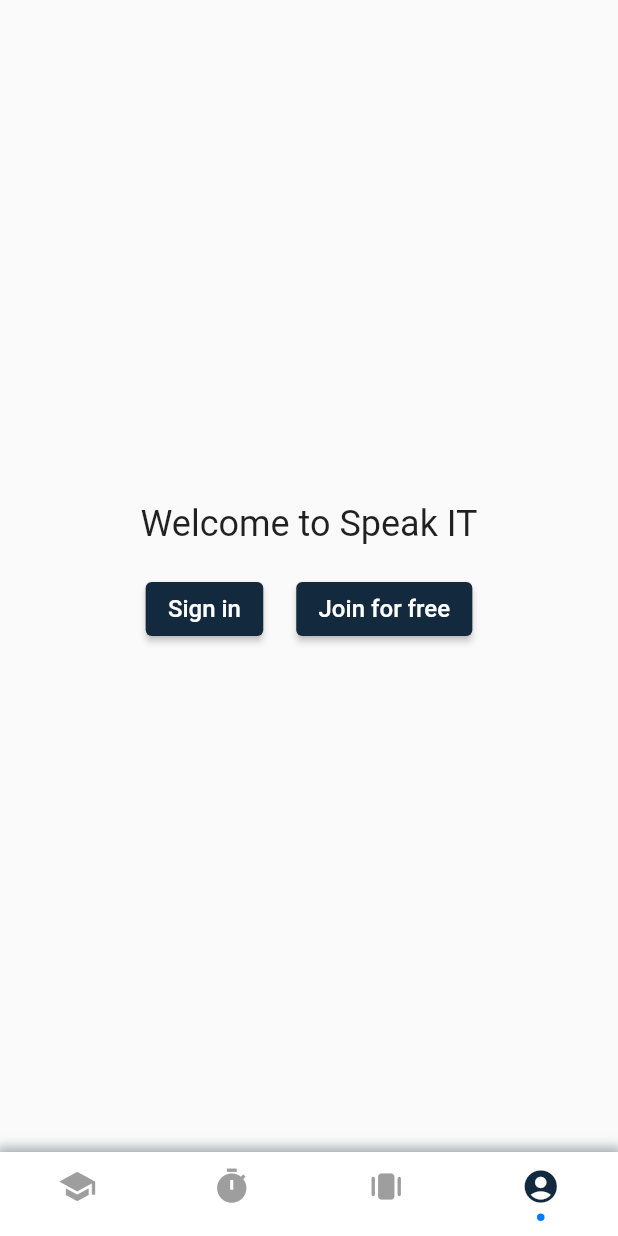
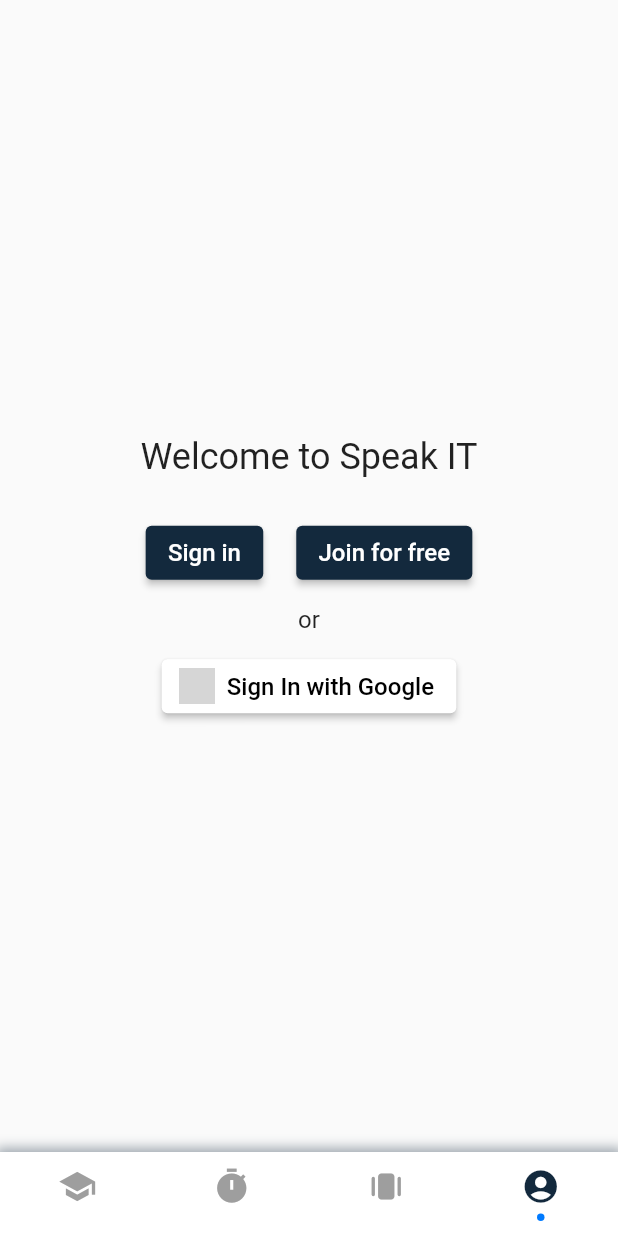
Before and after one commit to AitmaZh/speak-it-kz, a Flutter app: the screen it shows after launch, item 4 of the bottom bar chosen, on a phone screen of 412 x 824 dp. Run offline on Flutter 3.47's test engine with Material 2 defaults, Android fonts, the phone set to English and light mode, and no system bars; drawn by our look-alikes of persistent_bottom_nav_bar; our stand-ins replace firebase_core, flip_card, flutter_secure_storage, google_sign_in, logger, percent_indicator; accounts and stored records are empty; network calls fail; grey boxes are pictures that could not be loaded.

Commit message:
google sign in finished

```diff
--- a/lib/assets/my_colors.dart
+++ b/lib/assets/my_colors.dart
@@ -44,6 +44,9 @@ Color inactiveNavbarIconsColor = Colors.grey;
 class ButtonColors {
   static Color overlayColor = secondaryColor;
   static Color elevatedButtonTextColor = whiteColor;
+
+  static Color googleOverlayColor = whiteColor;
+  static Color googleTextColor = Colors.black;
 }
 
 class IndicatorColors {
--- /dev/null
+++ b/lib/helper/constants.dart
@@ -0,0 +1,29 @@
+import 'dart:io' show Platform;
+
+const REFRESH_TOKEN_KEY = 'refresh_token';
+const BACKEND_TOKEN_KEY = 'backend_token';
+const GOOGLE_ISSUER = 'https://accounts.google.com';
+const GOOGLE_CLIENT_ID_IOS = '1096462519488-tl2vome2a91nic6v63cgt4vgogfrp0ou.apps.googleusercontent.com';
+const GOOGLE_REDIRECT_URI_IOS =
+    'com.googleusercontent.apps.1096462519488-tl2vome2a91nic6v63cgt4vgogfrp0ou.apps.googleusercontent.com:/oauthredirect';
+const GOOGLE_CLIENT_ID_ANDROID = '1096462519488-mn14jqrm6r04ickkd4kse4366pct8ql0.apps.googleusercontent.com';
+const GOOGLE_REDIRECT_URI_ANDROID =
+    'com.googleusercontent.apps.1096462519488-mn14jqrm6r04ickkd4kse4366pct8ql0.apps.googleusercontent.com:/oauthredirect';
+
+String clientID() {
+  if (Platform.isAndroid) {
+    return GOOGLE_CLIENT_ID_ANDROID;
+  } else if (Platform.isIOS) {
+    return GOOGLE_CLIENT_ID_IOS;
+  }
+  return '';
+}
+
+String redirectUrl() {
+  if (Platform.isAndroid) {
+    return GOOGLE_REDIRECT_URI_ANDROID;
+  } else if (Platform.isIOS) {
+    return GOOGLE_REDIRECT_URI_IOS;
+  }
+  return '';
+}
--- /dev/null
+++ b/lib/src/features/auth/api/google_sign_in_api.dart
@@ -0,0 +1,9 @@
+import 'package:google_sign_in/google_sign_in.dart';
+
+class GoogleSignInApi {
+  static final _googleSignIn = GoogleSignIn();
+
+  static Future<GoogleSignInAccount?> login() => _googleSignIn.signIn();
+
+  static Future<GoogleSignInAccount?> logout() => _googleSignIn.disconnect();
+}
--- a/lib/src/features/auth/presentation/screens/sign_to_system_page.dart
+++ b/lib/src/features/auth/presentation/screens/sign_to_system_page.dart
@@ -1,8 +1,12 @@
 import 'package:flutter/material.dart';
 
 import 'package:speak_it_kz/src/features/auth/presentation/screens/login_page.dart';
+import 'package:speak_it_kz/src/features/auth/presentation/screens/profile_page.dart';
 import 'package:speak_it_kz/src/features/auth/presentation/screens/register_page.dart';
 import 'package:speak_it_kz/src/shared/widgets/custom_buttons.dart';
+import 'package:speak_it_kz/src/features/auth/presentation/widgets/google_auth_button.dart';
+
+import '../../api/google_sign_in_api.dart';
 
 class SignToSystemScreen extends StatelessWidget {
   const SignToSystemScreen({super.key});
@@ -13,7 +17,7 @@ class SignToSystemScreen extends StatelessWidget {
       return (() {
         Navigator.push(
           context,
-          MaterialPageRoute(builder: (context) => LoginScreen()),
+          MaterialPageRoute(builder: (context) => const LoginScreen()),
         );
       });
     }
@@ -27,6 +31,23 @@ class SignToSystemScreen extends StatelessWidget {
       });
     }
 
+    googleButtonPressed() async {
+      final user = await GoogleSignInApi.login();
+
+      if (user == null) {
+        ScaffoldMessenger.of(context)
+            .showSnackBar(const SnackBar(content: Text('Sign in failed')));
+      } else {
+        Navigator.push(
+          context,
+          MaterialPageRoute(
+              builder: (context) => GoogleProfileScreen(
+                    user: user,
+                  )),
+        );
+      }
+    }
+
     return Scaffold(
       body: SafeArea(
           child: Column(
@@ -34,7 +55,7 @@ class SignToSystemScreen extends StatelessWidget {
         crossAxisAlignment: CrossAxisAlignment.center,
         children: [
           Padding(
-            padding: const EdgeInsets.all(8.0),
+            padding: const EdgeInsets.all(15.0),
             child: Text(
               'Welcome to Speak IT',
               style: Theme.of(context).textTheme.headlineSmall,
@@ -49,6 +70,9 @@ class SignToSystemScreen extends StatelessWidget {
               CustomButton(onTap: joinButtonPressed, text: 'Join for free'),
             ],
           ),
+          Text('or'),
+          GoogleAuthButton(
+              onTap: () => googleButtonPressed, text: 'Sign In with Google'),
         ],
       )),
     );
--- /dev/null
+++ b/lib/src/features/auth/presentation/widgets/google_auth_button.dart
@@ -0,0 +1,36 @@
+import 'package:flutter/material.dart';
+import 'package:speak_it_kz/assets/my_colors.dart';
+
+class GoogleAuthButton extends StatelessWidget {
+  final Function onTap;
+  final String text;
+
+  const GoogleAuthButton({super.key, required this.onTap, required this.text});
+
+  @override
+  Widget build(BuildContext context) {
+    const iconSize = 24.0;
+
+    return Container(
+      padding: const EdgeInsets.all(8.0),
+      margin: const EdgeInsets.all(3),
+      child: ElevatedButton.icon(
+        onPressed: onTap(),
+        style: ButtonStyle(
+          backgroundColor: MaterialStateProperty.all<Color>(whiteColor),
+          overlayColor:
+              MaterialStateProperty.all<Color>(ButtonColors.overlayColor),
+        ),
+        icon: Image.asset(
+          'lib/assets/img/google_logo.ico',
+          height: iconSize,
+          width: iconSize,
+        ), // TODO: Add icon
+        label: Text(
+          text,
+          style: TextStyle(color: ButtonColors.googleTextColor, fontSize: 16),
+        ),
+      ),
+    );
+  }
+}
--- a/pubspec.yaml
+++ b/pubspec.yaml
@@ -44,6 +44,9 @@ dependencies:
   logger: ^1.3.0
   dropdown_search: ^5.0.6
   intl: ^0.18.1
+  google_sign_in: ^6.1.3
+  firebase_core: ^2.13.1
+  firebase_auth: ^4.6.2
 
 dev_dependencies:
   flutter_test:
```
Also changed, not shown: lib/main.dart (+13 -4 lines), lib/src/features/auth/presentation/screens/profile_page.dart (+125 -4 lines), lib/src/features/speaking clubs/presentation/screens/clubs_catalog_page.dart (+6 -6 lines), lib/firebase_options.dart (added), pubspec.lock, 10 other files.
